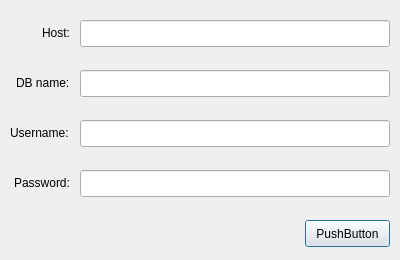
First picture: the form in HVTWO/dbDialog.ui, repository reykjalin/Gagnavinnsla, before the edit.
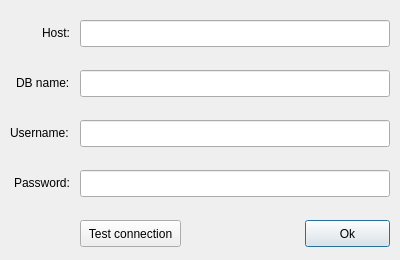
Second picture: the form after the edit.

Patch:
```diff
--- a/HVTWO/dbDialog.ui
+++ b/HVTWO/dbDialog.ui
@@ -124,12 +124,28 @@
     </rect>
    </property>
    <property name="text">
-    <string>PushButton</string>
+    <string>Ok</string>
    </property>
    <property name="shortcut">
     <string>Return</string>
    </property>
   </widget>
+  <widget class="QPushButton" name="btnTest">
+   <property name="geometry">
+    <rect>
+     <x>80</x>
+     <y>220</y>
+     <width>101</width>
+     <height>27</height>
+    </rect>
+   </property>
+   <property name="text">
+    <string>Test connection</string>
+   </property>
+   <property name="shortcut">
+    <string>Ctrl+T</string>
+   </property>
+  </widget>
  </widget>
  <resources/>
  <connections/>
```
